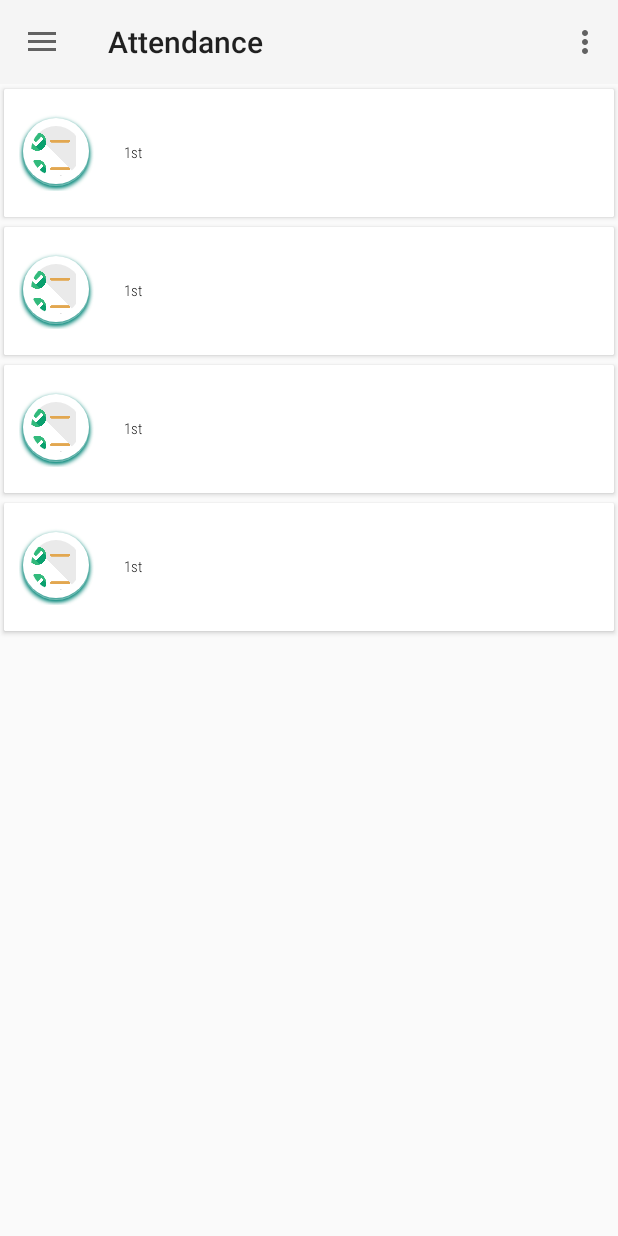
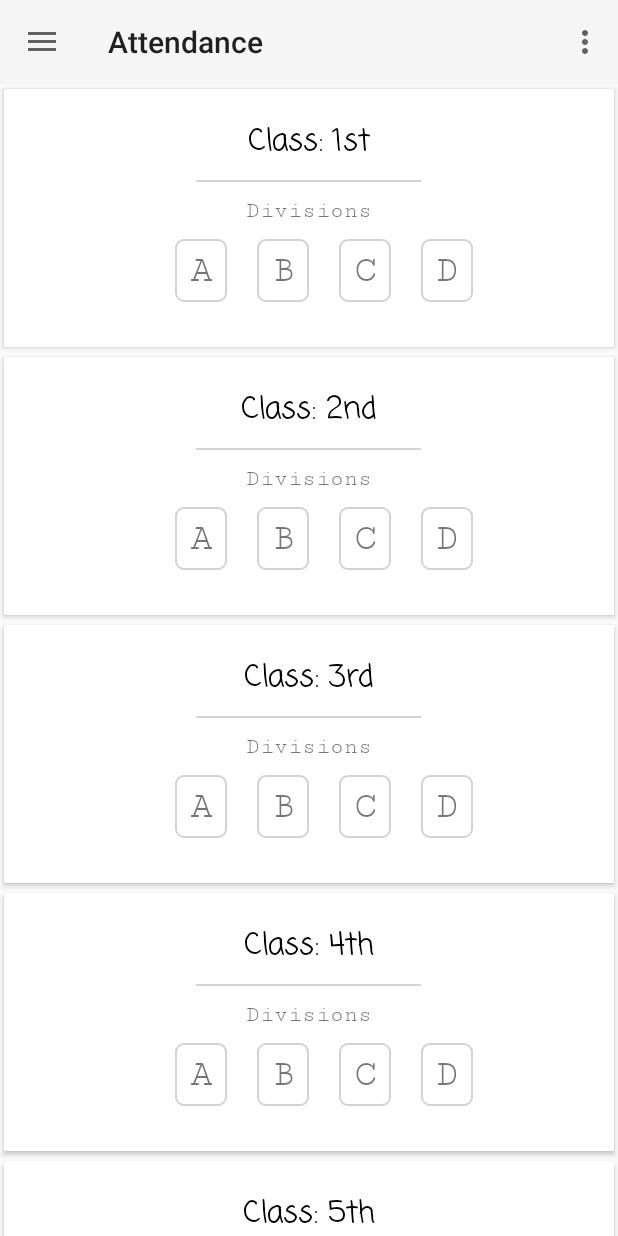
Before and after one commit to m1-mahesh/dev_mak_cp, an Android app: the screen it shows after launch (MainActivity), after a tap on an icon or button, on a phone screen of 412 x 824 dp. Run offline under Robolectric (Android 15) with nearby library versions, the phone set to English and light mode, and no system bars; our stand-ins replace Volley; libraries missing offline, so code that uses them is left out: com.smarteist.autoimageslider; pictures from the network do not load; 9 statements that could not run were skipped.

Commit message:
Mahesh: Class and division displyed

```diff
--- a/app/src/main/java/com/mak/classportal/adapter/ClassListAdapter.java
+++ b/app/src/main/java/com/mak/classportal/adapter/ClassListAdapter.java
@@ -1,10 +1,12 @@
 package com.mak.classportal.adapter;
 
 import android.content.Context;
+import android.graphics.Typeface;
 import android.view.LayoutInflater;
 import android.view.View;
 import android.view.ViewGroup;
 import android.widget.ImageView;
+import android.widget.LinearLayout;
 import android.widget.TextView;
 
 import androidx.recyclerview.widget.RecyclerView;
@@ -41,15 +43,29 @@ public class ClassListAdapter extends RecyclerView.Adapter<ClassListAdapter.Sing
 
         final StudentClass singleItem = itemsList.get(i);
 
-        holder.tvTitle.setText(singleItem.getName());
+        holder.tvTitle.setText("Class: "+singleItem.getName());
+        holder.divisionsView.removeAllViews();
+        for(int j=0;j<singleItem.devisions.length;j++){
+            TextView textView = new TextView(mContext);
+            textView.setPadding(5,5,5,5);
+            LinearLayout.LayoutParams params = new LinearLayout.LayoutParams(ViewGroup.LayoutParams.WRAP_CONTENT, ViewGroup.LayoutParams.WRAP_CONTENT);
+            textView.setTypeface(Typeface.create("serif-monospace", Typeface.NORMAL));
+            params.setMarginStart(30);
+            textView.setBackground(mContext.getResources().getDrawable(R.drawable.layout_border));
+            textView.setText(singleItem.devisions[j]);
+            textView.setTextSize(25);
+            textView.setLayoutParams(params);
+            holder.divisionsView.addView(textView);
+        }
+
         //holder.itemImage.setImageResource(singleItem.getResourceId());
 
-        holder.itemImage.setOnClickListener(new View.OnClickListener() {
-            @Override
-            public void onClick(View v) {
-                ContentFragment.menuClickListener.onMenuClick(screenShotable, singleItem.getName());
-            }
-        });
+//        holder.itemImage.setOnClickListener(new View.OnClickListener() {
+//            @Override
+//            public void onClick(View v) {
+//                ContentFragment.menuClickListener.onMenuClick(screenShotable, singleItem.getName());
+//            }
+//        });
        /* Glide.with(mContext)
                 .load(feedItem.getImageURL())
                 .diskCacheStrategy(DiskCacheStrategy.ALL)
@@ -68,13 +84,15 @@ public class ClassListAdapter extends RecyclerView.Adapter<ClassListAdapter.Sing
         protected TextView tvTitle;
 
         protected ImageView itemImage;
+        protected LinearLayout divisionsView;
 
 
         public SingleItemRowHolder(View view) {
             super(view);
 
             this.tvTitle = (TextView) view.findViewById(R.id.tvTitle);
-            this.itemImage = (ImageView) view.findViewById(R.id.itemImage);
+//            this.itemImage = (ImageView) view.findViewById(R.id.itemImage);
+            this.divisionsView = view.findViewById(R.id.divisionsView);
 
         }
 
--- a/app/src/main/java/com/mak/classportal/fragment/ClassFragment.java
+++ b/app/src/main/java/com/mak/classportal/fragment/ClassFragment.java
@@ -62,10 +62,23 @@ public class ClassFragment extends Fragment implements ScreenShotable {
         allClassData = new ArrayList<>();
         StudentClass aClass=new StudentClass();
         aClass.setName("1st");
+
+        StudentClass aClass1=new StudentClass();
+        aClass1.setName("2nd");
+        StudentClass aClass2=new StudentClass();
+        aClass2.setName("3rd");
+        StudentClass aClass3=new StudentClass();
+        aClass3.setName("4th");
+        StudentClass aClass4=new StudentClass();
+        aClass4.setName("5th");
+        StudentClass aClass5=new StudentClass();
+        aClass5.setName("6th");
         allClassData.add(aClass);
-        allClassData.add(aClass);
-        allClassData.add(aClass);
-        allClassData.add(aClass);
+        allClassData.add(aClass1);
+        allClassData.add(aClass2);
+        allClassData.add(aClass3);
+        allClassData.add(aClass4);
+        allClassData.add(aClass5);
 
     }
 
--- a/app/src/main/java/com/mak/classportal/modales/StudentClass.java
+++ b/app/src/main/java/com/mak/classportal/modales/StudentClass.java
@@ -3,12 +3,13 @@ package com.mak.classportal.modales;
 public class StudentClass {
     public String name;
     public String url;
-    public String[] devisions = new String[3];
+    public String[] devisions = new String[4];
 
     public StudentClass(){
         devisions[0] = "A";
         devisions[1] = "B";
         devisions[2] = "C";
+        devisions[3] = "D";
     }
     public String getName() {
         return name;
--- /dev/null
+++ b/app/src/main/res/drawable/layout_border.xml
@@ -0,0 +1,18 @@
+<?xml version="1.0" encoding="UTF-8"?>
+<shape xmlns:android="http://schemas.android.com/apk/res/android">
+    <solid android:color="#ffffffff"/>
+
+    <stroke android:width="1dp"
+        android:color="@color/light_grey" />
+
+    <padding android:left="10dp"
+        android:top="07dp"
+
+        android:right="10dp"
+        android:bottom="07dp" />
+
+    <corners android:bottomRightRadius="5dp"
+        android:bottomLeftRadius="5dp"
+        android:topLeftRadius="5dp"
+        android:topRightRadius="5dp" />
+</shape>
--- a/app/src/main/res/layout/class_list_item.xml
+++ b/app/src/main/res/layout/class_list_item.xml
@@ -4,43 +4,61 @@
     android:layout_width="match_parent"
     android:layout_height="wrap_content"
     android:orientation="horizontal"
-    android:layout_marginLeft="25dp"
     app:cardCornerRadius="1dp"
     app:cardUseCompatPadding="true"
     >
 
     <RelativeLayout
         android:layout_width="match_parent"
-        android:layout_height="wrap_content"
-        android:padding="10dp"
+        android:layout_height="match_parent"
+        android:padding="20dp"
         android:background="?android:selectableItemBackground"
         android:orientation="horizontal">
-
-        <com.mak.classportal.utilities.CircularImageView
-            android:id="@+id/itemImage"
-            android:layout_width="50dp"
-            android:layout_height="50dp"
-            android:layout_centerVertical="true"
-            android:layout_gravity="center_horizontal"
-            android:scaleType="fitCenter"
-            android:layout_alignParentLeft="true"
-            android:src="@drawable/checklist" />
 
 
         <TextView
             android:id="@+id/tvTitle"
-            android:layout_toRightOf="@id/itemImage"
-            android:layout_width="match_parent"
-            android:layout_marginLeft="20dp"
+            android:layout_width="wrap_content"
             android:layout_height="wrap_content"
-            android:layout_below="@id/itemImage"
-            android:layout_centerVertical="true"
-            android:fontFamily="sans-serif-condensed-light"
+            android:layout_centerHorizontal="true"
+            android:fontFamily="casual"
             android:text="Sample title"
             android:textColor="@android:color/black"
-            android:textSize="10sp" />
+            android:textSize="20sp" />
 
 
+        <LinearLayout
+            android:id="@+id/divisions"
+            android:layout_alignParentBottom="true"
+            android:layout_marginTop="10dp"
+            android:layout_below="@id/tvTitle"
+            android:layout_width="match_parent"
+            android:orientation="vertical"
+            android:gravity="center"
+            android:layout_height="wrap_content">
+            <View
+                android:id="@+id/hrView"
+                android:background="@color/light_grey"
+                android:layout_width="150dp"
+                android:layout_height="1dp"/>
+            <TextView
+                android:layout_marginTop="10dp"
+                android:id="@+id/divisionText"
+                android:fontFamily="serif-monospace"
+                android:textSize="15sp"
+                android:text="@string/divisionsString"
+                android:layout_width="wrap_content"
+                android:layout_height="wrap_content" />
+            <LinearLayout
+                android:id="@+id/divisionsView"
+                android:padding="10dp"
+                android:layout_width="match_parent"
+                android:orientation="horizontal"
+                android:gravity="center"
+                android:layout_gravity="center_horizontal"
+                android:layout_height="wrap_content">
+
+            </LinearLayout>
+        </LinearLayout>
     </RelativeLayout>
-
 </androidx.cardview.widget.CardView>
--- a/app/src/main/res/values/strings.xml
+++ b/app/src/main/res/values/strings.xml
@@ -3,5 +3,6 @@
     <string name="action_settings">Settings</string>
     <string name="drawer_open">Open</string>
     <string name="drawer_close">Close</string>
+    <string name="divisionsString">Divisions</string>
 
 </resources>
--- a/build.gradle
+++ b/build.gradle
@@ -7,7 +7,7 @@ buildscript {
 
     }
     dependencies {
-        classpath 'com.android.tools.build:gradle:3.5.2'
+        classpath 'com.android.tools.build:gradle:3.4.0'
 
         // NOTE: Do not place your application dependencies here; they belong
         // in the individual module build.gradle files
```
Also changed, not shown: gradle/wrapper/gradle-wrapper.properties, 1 other file.
